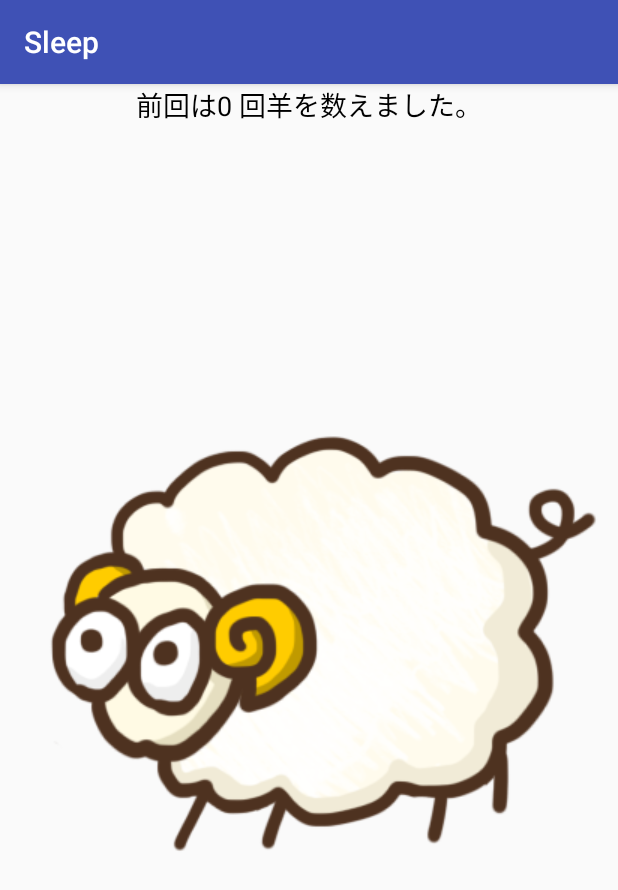
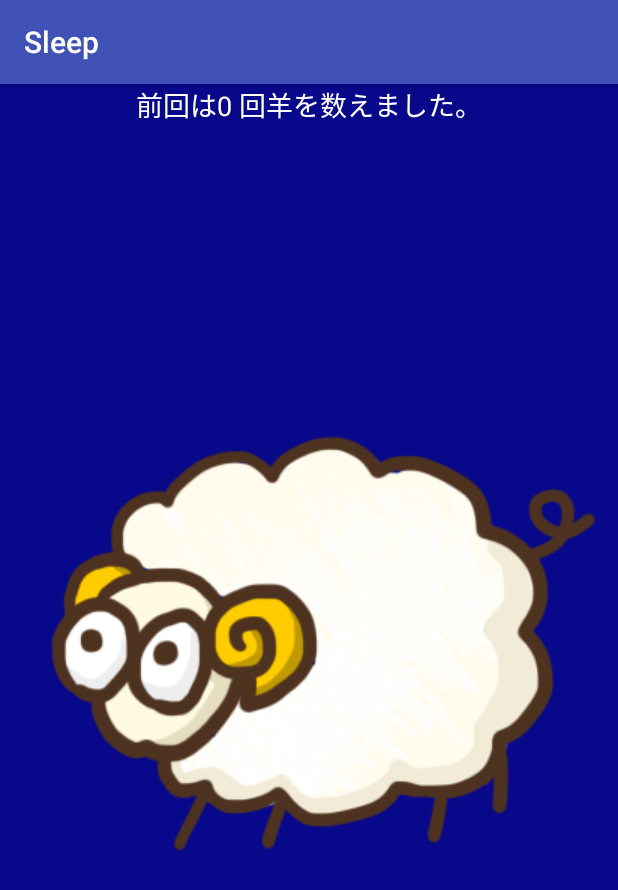
Before and after one commit to hinamomo/Sleep, an Android app: the screen it shows after launch (MainActivity), on a phone screen of 412 x 824 dp. Shown: the top 890 px of the screen. Run offline under Robolectric (Android 15) with nearby library versions, the phone set to English and light mode, and no system bars.

Commit message:
add background color.

```diff
--- a/app/src/main/res/layout/activity_main.xml
+++ b/app/src/main/res/layout/activity_main.xml
@@ -5,6 +5,7 @@
     android:id="@+id/rootLayout"
     android:layout_width="match_parent"
     android:layout_height="match_parent"
+    android:background="#08088A"
     tools:context="com.example.sleep.MainActivity">
 
     <TextView
@@ -13,7 +14,7 @@
         android:layout_height="41dp"
         android:text="hello world!"
         android:textAlignment="center"
-        android:textColor="@android:color/background_dark"
+        android:textColor="@android:color/background_light"
         android:textSize="18sp"
         app:layout_constraintEnd_toEndOf="parent"
         app:layout_constraintHorizontal_bias="0.5"
```
